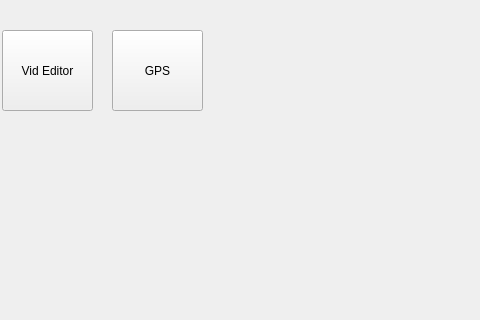
Above: views/mainview/gui.ui from ericj974/pymedia_manager before the change; both pictures show x 398 to 878 and y 0 to 320 of the 878 by 692 pixel window. Below: the same form after it.
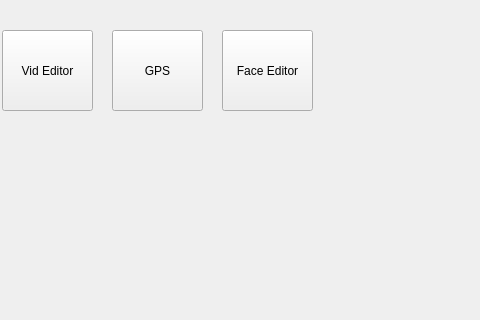
That is the form after the change. Custom widgets are drawn as their Qt base class.

```diff
--- a/views/mainview/gui.ui
+++ b/views/mainview/gui.ui
@@ -104,6 +104,19 @@
                     <string>Vid Editor</string>
                 </property>
             </widget>
+   <widget class="QPushButton" name="pushButton_editor_face">
+    <property name="geometry">
+     <rect>
+      <x>620</x>
+      <y>30</y>
+      <width>91</width>
+      <height>81</height>
+     </rect>
+    </property>
+    <property name="text">
+     <string>Face Editor</string>
+    </property>
+   </widget>
         </widget>
         <widget class="QMenuBar" name="menubar">
             <property name="geometry">
```
Lines whose indentation alone changed are shown as unchanged.
